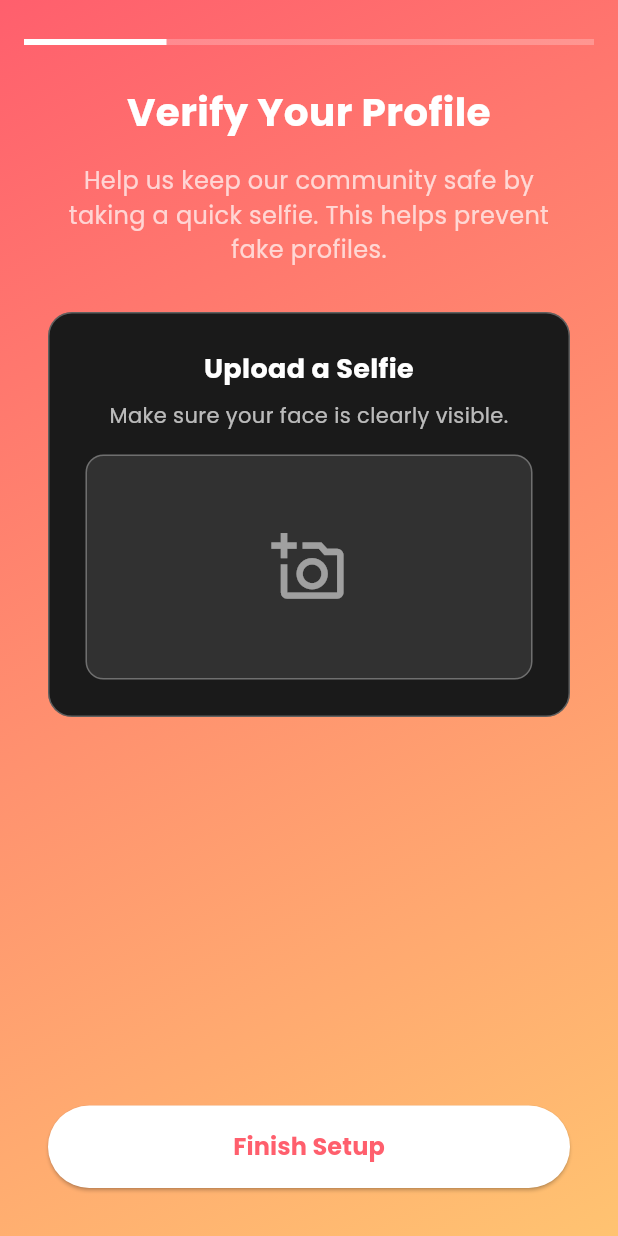
After one commit to sinancholakkal/Dating_app, a Flutter app: the screen it shows after launch, swiped to page 4, on a phone screen of 412 x 824 dp. The commit adds this screen. Run offline on Flutter 3.47's test engine with Material 3 defaults, Android fonts, the phone set to English and light mode, and no system bars; our stand-ins replace bloc, flutter_bloc, fluttertoast, go_router, google_fonts, image_picker and 1 more.

Commit message:
Profile setup and validation added. Next we want to implement authentications

```diff
--- a/lib/routes/app_router.dart
+++ b/lib/routes/app_router.dart
@@ -3,6 +3,7 @@
 
 import 'package:dating_app/view/auth_landing_screen/auth_landing_screen.dart';
 import 'package:dating_app/view/email_auth_screen/email_auth_screen.dart';
+import 'package:dating_app/view/home_screen/home_screen.dart';
 import 'package:dating_app/view/phone_otp_screen/phone_otp_screen.dart';
 import 'package:dating_app/view/profile_setup_screen/profile_setup_screen.dart';
 import 'package:dating_app/view/screen_onboarding/screen_onboarding.dart';
@@ -16,6 +17,7 @@ final GoRouter appRouter = GoRouter(
     GoRoute(path: '/phoneotp', builder: (context, state) =>  PhoneOtpScreen()),
     GoRoute(path: '/emailauth', builder: (context, state) =>  EmailAuthScreen()),
     GoRoute(path: '/profilesetup', builder: (context, state) =>  ProfileSetupScreen()),
+    GoRoute(path: '/home', builder: (context, state) =>  HomeScreen()),
     // GoRoute(path: '/login', builder: (context, state) => const LoginScreen()),
     // GoRoute(
     //   path: '/register',
--- a/lib/state/profile_setup_bloc/profile_setup_event.dart
+++ b/lib/state/profile_setup_bloc/profile_setup_event.dart
@@ -15,3 +15,8 @@ class GoBackTappedEvent extends ProfileSetupEvent {
 }
 class StartProfileSetupEvent extends ProfileSetupEvent{}
 class StartProfileSetup extends ProfileSetupEvent {}
+class SelfieImageUploadEvent extends ProfileSetupEvent{
+  final ImageSource source;
+
+  SelfieImageUploadEvent({required this.source});
+}
--- a/lib/state/profile_setup_bloc/profile_setup_state.dart
+++ b/lib/state/profile_setup_bloc/profile_setup_state.dart
@@ -21,3 +21,14 @@ final class ProfileSetupFailure extends ProfileSetupState {
   final String error;
   ProfileSetupFailure({required this.error});
 }
+class SelfieImageUploadedState extends ProfileSetupState{
+  final XFile pickedFile;
+
+  SelfieImageUploadedState({required this.pickedFile});
+
+}
+class ImageUploadedState extends ProfileSetupState{
+  final XFile pickedFile;
+
+  ImageUploadedState({required this.pickedFile});
+}
--- a/lib/utils/app_sizedbox.dart
+++ b/lib/utils/app_sizedbox.dart
@@ -8,7 +8,7 @@ class AppSizedBox {
   static const SizedBox h120 = SizedBox(height: 120);
   static const SizedBox h40 = SizedBox(height: 40);
     static const SizedBox h30 = SizedBox(height: 30);
-
+ static const SizedBox h8 = SizedBox(height: 8);
   static const SizedBox h70 = SizedBox(height: 70);
 
   // Horizontal spaces
--- a/lib/view/auth_landing_screen/auth_landing_screen.dart
+++ b/lib/view/auth_landing_screen/auth_landing_screen.dart
@@ -43,7 +43,7 @@ class AuthLandingScreen extends StatelessWidget {
               authButton(
                 text: AppStrings.continueG,
                 icon: Icons.g_mobiledata,
-                onTap: (){}
+                onTap: ()=>context.push("/profilesetup")
               ),
               AppSizedBox.h16,
 
--- a/lib/view/profile_setup_screen/profile_setup_screen.dart
+++ b/lib/view/profile_setup_screen/profile_setup_screen.dart
@@ -6,11 +6,15 @@ import 'package:dating_app/utils/app_color.dart' as AppColors;
 import 'package:dating_app/view/profile_setup_screen/widget/details_setup.dart';
 import 'package:dating_app/view/profile_setup_screen/widget/interested_setup.dart';
 import 'package:dating_app/view/profile_setup_screen/widget/photos_setp.dart';
+import 'package:dating_app/view/profile_setup_screen/widget/verification_step.dart';
 import 'package:dating_app/view/widgets/app_genderchip.dart';
 import 'package:dating_app/view/widgets/app_text_field.dart';
+import 'package:dating_app/view/widgets/toast.dart';
 import 'package:flutter/material.dart';
 import 'package:flutter_bloc/flutter_bloc.dart';
+import 'package:go_router/go_router.dart';
 import 'package:google_fonts/google_fonts.dart';
+import 'package:image_picker/image_picker.dart';
 
 class ProfileSetupScreen extends StatefulWidget {
   const ProfileSetupScreen({super.key});
@@ -26,7 +30,10 @@ class _ProfileSetupScreenState extends State<ProfileSetupScreen> {
   //Gender _selectedGender = Gender.none;
   ValueNotifier<Gender> selectedGender = ValueNotifier(Gender.none);
   int _currentPage = 0;
-  Set<String> interest ={};
+  Set<String> interest = {};
+  List<XFile> images = [];
+  XFile? selfieImage;
+  String? bio;
 
   @override
   void initState() {
@@ -57,14 +64,22 @@ class _ProfileSetupScreenState extends State<ProfileSetupScreen> {
                 _currentPage = state.currentPage;
               }
               return LinearProgressIndicator(
-                value: (_currentPage + 1) / 3,
+                value: (_currentPage + 1) / 4,
                 backgroundColor: Colors.white24,
                 valueColor: const AlwaysStoppedAnimation<Color>(Colors.white),
               );
             },
           ),
         ),
-        body: PageView(
+        body: BlocListener<ProfileSetupBloc, ProfileSetupState>(
+          listener: (context, state) {
+            if (state is ImageUploadedState) {
+              images.add(state.pickedFile);
+            }else if(state is SelfieImageUploadedState){
+              selfieImage = state.pickedFile;
+            }
+          },
+          child: PageView(
             controller: _pageController,
             physics: const NeverScrollableScrollPhysics(),
             children: [
@@ -73,12 +88,21 @@ class _ProfileSetupScreenState extends State<ProfileSetupScreen> {
                 builder: (context, genderNoti, child) {
                   //Detailse setup widget session----
                   return DetailsStep(
-                  onContinue: () => context.read<ProfileSetupBloc>().add(
+                    onContinue: () {
+                      log(_nameController.text);
+                      if (_nameController.text.isNotEmpty &&
+                          _ageController.text.isNotEmpty &&
+                          selectedGender.value != Gender.none) {
+                        context.read<ProfileSetupBloc>().add(
                           ContinueTappedEvent(
                             pageController: _pageController,
-                      currentPage: _currentPage++,
+                            currentPage: _currentPage,
                           ),
-                  ),
+                        );
+                      } else {
+                        flutterToast(msg: "Please fill the form");
+                      }
+                    },
                     nameController: _nameController,
                     ageController: _ageController,
                     selectedGender: genderNoti,
@@ -88,31 +112,62 @@ class _ProfileSetupScreenState extends State<ProfileSetupScreen> {
                   );
                 },
               ),
-
+              //Photo upload session------------------
               PhotosStep(
-              onContinue: () => context.read<ProfileSetupBloc>().add(
+                onContinue: () {
+                  if(images.length<2){
+                    flutterToast(msg: "Upload at least 2 photos");
+                  }else{
+                     context.read<ProfileSetupBloc>().add(
                     ContinueTappedEvent(
                       pageController: _pageController,
                       currentPage: _currentPage,
                     ),
+                  );
+                  }
+
+                },
               ),
-            ),
-            InterestsStep(onContinue: (bio, interests) {
-              log(bio.toString());
-              log(interests.toString());
+              //Person interest-----------
+              InterestsStep(
+                onContinue: (bio, interests) {
+                  if(bio.isEmpty && interests.isEmpty){
+                    flutterToast(msg: "Plase fill bio and select your interests");
+                  }else if(bio.isEmpty){
+                    flutterToast(msg: "Please fill the bio");
+                  }else if(interests.isEmpty){
+                    flutterToast(msg: "Please select your interests");
+                  }else{
                      context.read<ProfileSetupBloc>().add(
                     ContinueTappedEvent(
                       pageController: _pageController,
                       currentPage: _currentPage,
-                ));
-            }, bioController: TextEditingController(), initialInterests: interest,)
+                    ),
+                  );
+                  }
+                  log(bio.toString());
+                  log(interests.toString());
+
+                },
+                bioController: TextEditingController(),
+                initialInterests: interest,
+              ),
+
+              //Verification(Selfie image upload)-------
+              VerificationStep(onContinue: (selfie) {
+                log("Finish button pressed");
+                if(selfieImage==null){
+                  flutterToast(msg: "Please upload your selfie");
+                }else{
+                  context.push("/home");
+                }
+              }),
             ],
+          ),
         ),
       ),
     );
   }
 }
 
-
-
 enum Gender { none, woman, man }
--- /dev/null
+++ b/lib/view/profile_setup_screen/widget/build_upload_card.dart
@@ -0,0 +1,72 @@
+import 'dart:io';
+import 'package:dating_app/utils/app_color.dart';
+import 'package:dating_app/utils/app_sizedbox.dart';
+import 'package:flutter/material.dart';
+import 'package:google_fonts/google_fonts.dart';
+
+class UploadCard extends StatelessWidget {
+  final String title;
+  final String description;
+  final File? image;
+  final VoidCallback onTap;
+
+  const UploadCard({
+    super.key,
+    required this.title,
+    required this.description,
+    required this.image,
+    required this.onTap,
+  });
+
+  @override
+  Widget build(BuildContext context) {
+    return GestureDetector(
+      onTap: onTap,
+      child: Container(
+        padding: const EdgeInsets.all(24),
+        decoration: BoxDecoration(
+          color: bgcard,
+          borderRadius: BorderRadius.circular(16),
+          border: Border.all(color: kWhite.withOpacity(0.3)),
+        ),
+        child: Column(
+          children: [
+            Text(
+              title,
+              style: GoogleFonts.poppins(fontSize: 18, fontWeight: FontWeight.bold, color: kWhite),
+              textAlign: TextAlign.center,
+            ),
+            AppSizedBox.h8,
+            Text(
+              description,
+              style: GoogleFonts.poppins(fontSize: 14, color: kWhite70),
+              textAlign: TextAlign.center,
+            ),
+            AppSizedBox.h16,
+            Container(
+              height: 150,
+              width: double.infinity,
+              decoration: BoxDecoration(
+                color: kWhite.withOpacity(0.1),
+                borderRadius: BorderRadius.circular(12),
+                border: Border.all(color: kWhite.withOpacity(0.3), width: 1),
+                image: image != null
+                    ? DecorationImage(image: FileImage(image!), fit: BoxFit.cover)
+                    : null,
+              ),
+              child: image == null
+                  ?  Icon(Icons.add_a_photo_outlined, color: kWhite54, size: 50)
+                  : null,
+            ),
+            if (image != null) AppSizedBox.h8,
+            if (image != null)
+              Text(
+                "Tap to Change",
+                style: GoogleFonts.poppins(color: kWhite70, fontSize: 12),
+              ),
+          ],
+        ),
+      ),
+    );
+  }
+}
--- /dev/null
+++ b/lib/view/profile_setup_screen/widget/verification_step.dart
@@ -0,0 +1,89 @@
+import 'dart:io'; // For File
+import 'package:dating_app/state/profile_setup_bloc/profile_setup_bloc.dart';
+import 'package:dating_app/utils/app_color.dart';
+import 'package:dating_app/utils/app_sizedbox.dart';
+import 'package:dating_app/view/profile_setup_screen/widget/build_upload_card.dart';
+import 'package:flutter/material.dart';
+import 'package:flutter_bloc/flutter_bloc.dart';
+import 'package:google_fonts/google_fonts.dart';
+import 'package:image_picker/image_picker.dart'; // For image selection
+
+class VerificationStep extends StatefulWidget {
+  final Function(File? selfie) onContinue;
+
+  const VerificationStep({super.key, required this.onContinue});
+
+  @override
+  State<VerificationStep> createState() => _VerificationStepState();
+}
+
+class _VerificationStepState extends State<VerificationStep> {
+  File? _selfie;
+
+
+  @override
+  Widget build(BuildContext context) {
+    return Padding(
+      padding: const EdgeInsets.fromLTRB(32, 0, 32, 32),
+      child: Column(
+        crossAxisAlignment: CrossAxisAlignment.stretch,
+        children: [
+          Text(
+            "Verify Your Profile",
+            style: GoogleFonts.poppins(
+              fontSize: 26,
+              fontWeight: FontWeight.bold,
+              color: kWhite,
+            ),
+            textAlign: TextAlign.center,
+          ),
+          AppSizedBox.h16,
+          Text(
+            "Help us keep our community safe by taking a quick selfie. This helps prevent fake profiles.",
+            style: GoogleFonts.poppins(fontSize: 16, color: kWhite70),
+            textAlign: TextAlign.center,
+          ),
+          AppSizedBox.h30,
+          Expanded(
+            child: BlocBuilder<ProfileSetupBloc, ProfileSetupState>(
+              builder: (context, state) {
+                if(state is SelfieImageUploadedState){
+                  _selfie = File(state.pickedFile.path);
+                }
+                return SingleChildScrollView(
+                  child: UploadCard(title: "Upload a Selfie", description: "Make sure your face is clearly visible.", image:_selfie , onTap: () {
+                    context.read<ProfileSetupBloc>().add(
+                        SelfieImageUploadEvent(source: ImageSource.camera),
+                      );
+                  },),
+
+                );
+              },
+            ),
+          ),
+          AppSizedBox.h40,
+          ElevatedButton(
+            onPressed: () => widget.onContinue(_selfie),
+            style: ElevatedButton.styleFrom(
+              minimumSize: const Size(double.infinity, 55),
+              backgroundColor:   kWhite ,
+              foregroundColor:   primary ,
+              shape: RoundedRectangleBorder(
+                borderRadius: BorderRadius.circular(30),
+              ),
+            ),
+            child: Text(
+               "Finish Setup",
+              style: GoogleFonts.poppins(
+                fontSize: 16,
+                fontWeight: FontWeight.bold,
+              ),
+            ),
+          ),
+        ],
+      ),
+    );
+  }
+
+  // --- Reusable Card for Photo Upload ---
+}
--- a/pubspec.yaml
+++ b/pubspec.yaml
@@ -39,6 +39,7 @@ dependencies:
   pinput: ^5.0.2
   flutter_bloc: ^9.1.1
   fluttertoast: ^9.0.0
+  image_picker: ^1.2.0
 
 dev_dependencies:
   flutter_test:
```
Also changed, not shown: lib/state/profile_setup_bloc/profile_setup_bloc.dart (+30 -20 lines), lib/view/home_screen/home_screen.dart (added, +10 -0 lines), lib/view/profile_setup_screen/widget/photos_setp.dart (+32 -5 lines), pubspec.lock, 5 other files. Lines whose indentation alone changed are shown as unchanged.
